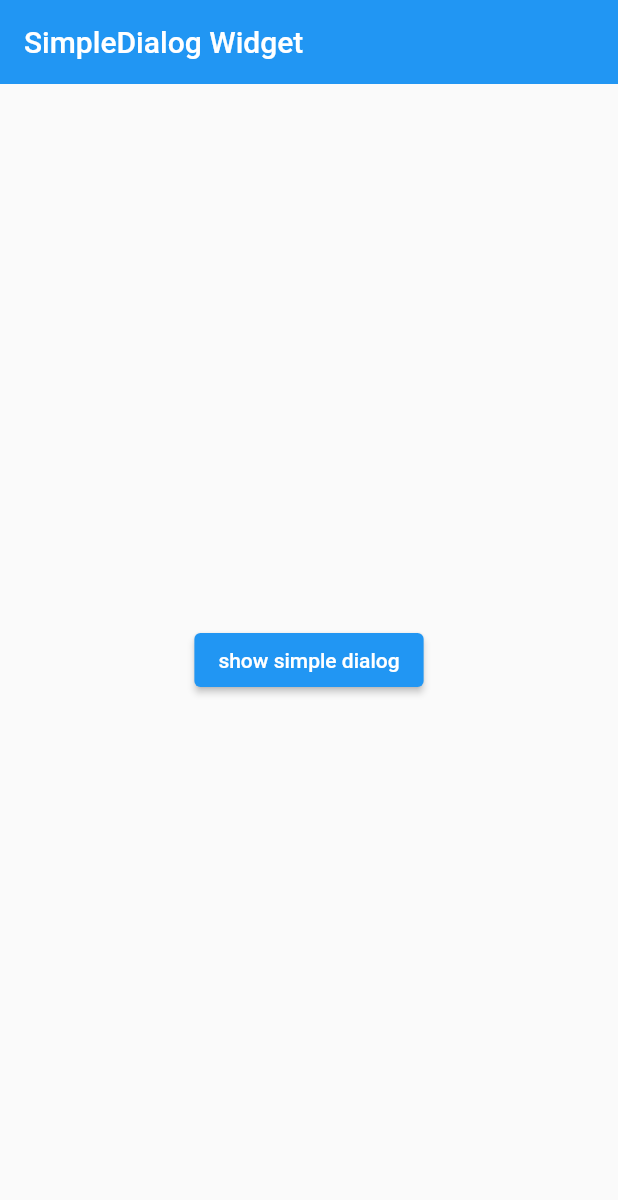
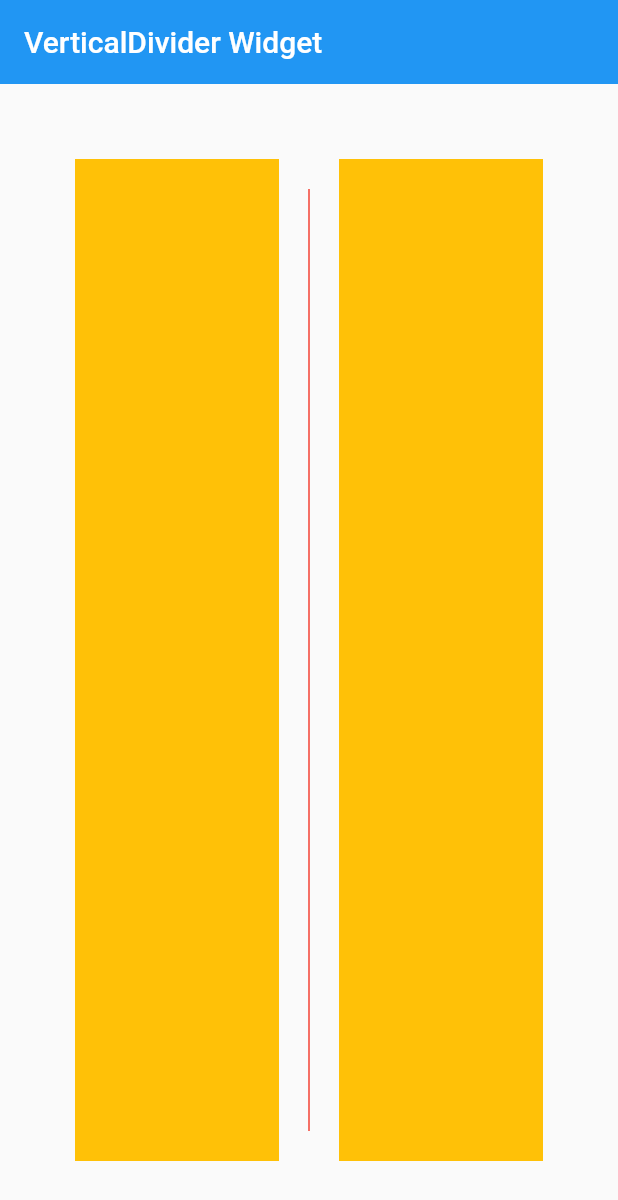
Before and after one commit to ankitbenefix/Test-code, a Flutter app: the screen it shows after launch, on a phone screen of 412 x 824 dp. Shown: the top 1200 px of the screen. Run offline on Flutter 3.47's test engine with Material 2 defaults, Android fonts, the phone set to English and light mode, and no system bars.

```diff
--- a/lib/main.dart
+++ b/lib/main.dart
@@ -1,12 +1,6 @@
 import 'package:flutter/foundation.dart';
 import 'package:flutter/material.dart';
-import 'package:testing/widgets/grid_tile_bar.dart';
-import 'package:testing/widgets/indexed_stack.dart';
-import 'package:testing/widgets/off_stage.dart';
-import 'package:testing/widgets/orientation_builder.dart';
-import 'package:testing/widgets/radio_list_tile.dart';
-import 'package:testing/widgets/rich_text.dart';
-import 'package:testing/widgets/simple_dialog.dart';
+import 'package:testing/widgets/vertical_divider.dart';
 
 void main() {
   ErrorWidget.builder = (FlutterErrorDetails details) {
@@ -19,7 +13,7 @@ void main() {
           kReleaseMode
               ? 'Oops... something went wrong!'
               : details.exceptionAsString(),
-          style: TextStyle(
+          style: const TextStyle(
             fontSize: 20,
             color: Colors.white,
           ),
@@ -28,7 +22,7 @@ void main() {
     );
   };
 
-  runApp(MyApp());
+  runApp(const MyApp());
 }
 
 class MyApp extends StatelessWidget {
@@ -36,10 +30,10 @@ class MyApp extends StatelessWidget {
 
   @override
   Widget build(BuildContext context) {
-    return MaterialApp(
+    return const MaterialApp(
       debugShowCheckedModeBanner: false,
       title: 'Flutter Testing',
-      home: SimpleDialogWidget(),
+      home: VerticalDividerWidget(),
     );
   }
 }
--- /dev/null
+++ b/lib/widgets/vertical_divider.dart
@@ -0,0 +1,39 @@
+import 'package:flutter/material.dart';
+
+class VerticalDividerWidget extends StatelessWidget {
+  const VerticalDividerWidget({super.key});
+
+  @override
+  Widget build(BuildContext context) {
+    return Scaffold(
+      appBar: AppBar(
+        elevation: 0,
+        title: const Text('VerticalDivider Widget'),
+      ),
+      body: Padding(
+        padding: const EdgeInsets.all(50.0),
+        child: Row(
+          children: [
+            Expanded(
+              child: Container(
+                color: Colors.amber,
+              ),
+            ),
+            const VerticalDivider(
+              width: 40,
+              thickness: 1,
+              indent: 20,
+              endIndent: 20,
+              color: Colors.red,
+            ),
+            Expanded(
+              child: Container(
+                color: Colors.amber,
+              ),
+            ),
+          ],
+        ),
+      ),
+    );
+  }
+}
```
Also changed, not shown: lib/widgets/stepper.dart (added, +63 -0 lines), lib/widgets/switch_list_tile.dart (added, +36 -0 lines).
